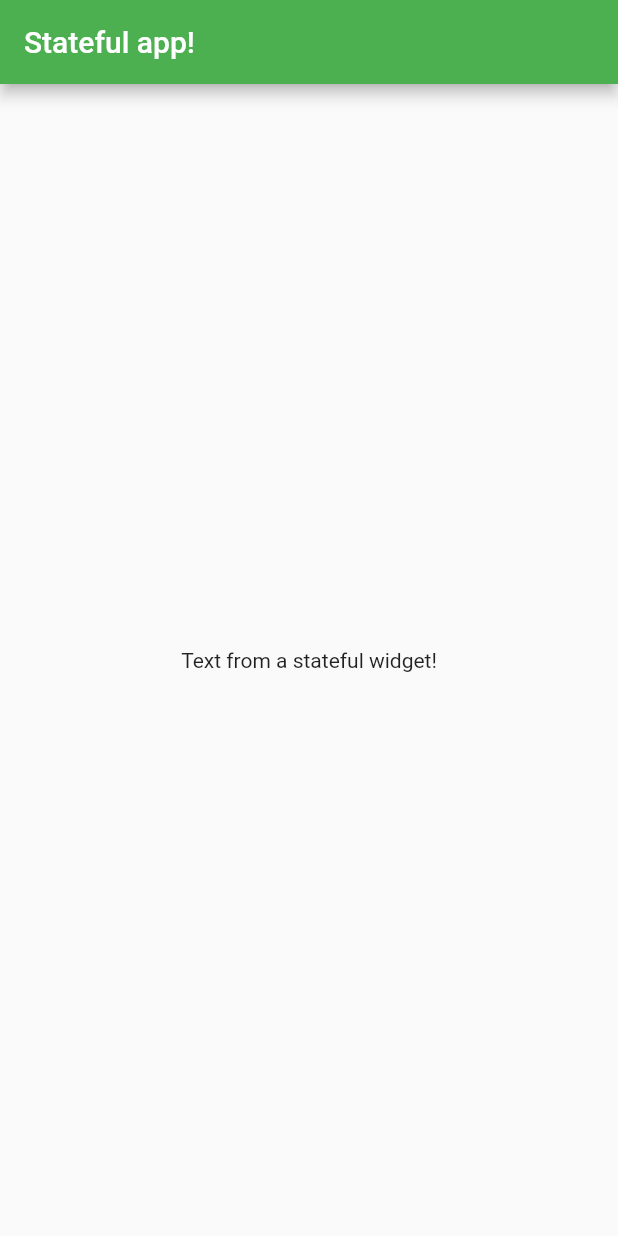
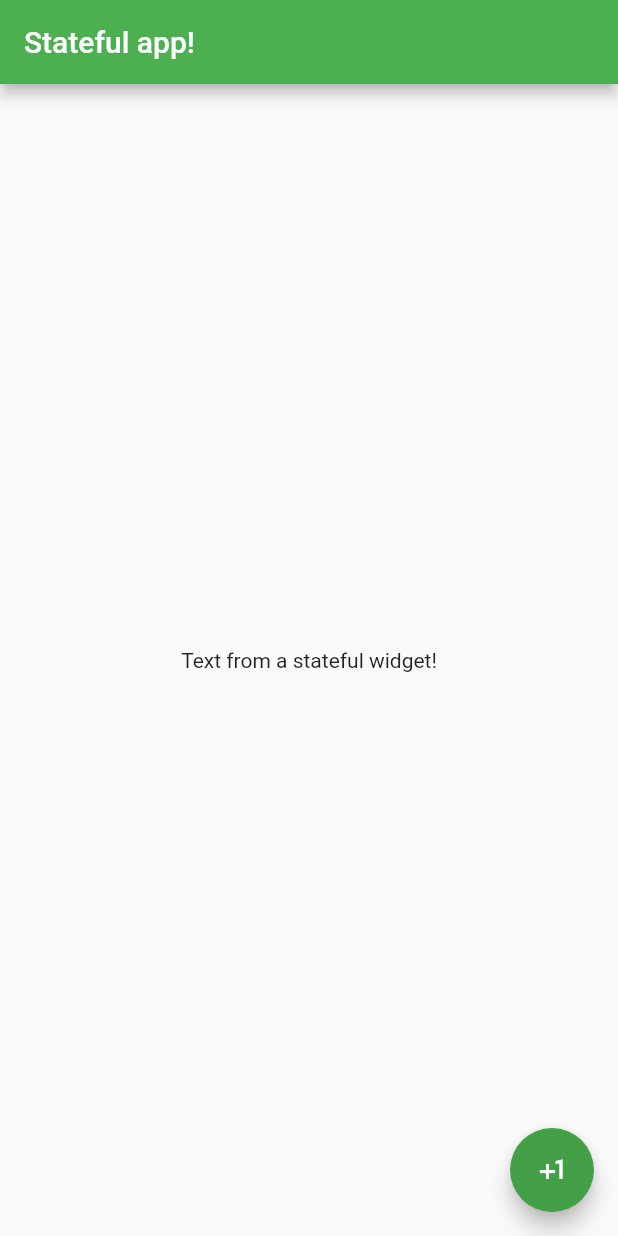
Before and after one commit to prp-e/simple_app, a Flutter app: the screen it shows after launch, on a phone screen of 412 x 824 dp. Run offline on Flutter 3.47's test engine with Material 2 defaults, Android fonts, the phone set to English and light mode, and no system bars.

Commit message:
Added a floating action button to the mix

```diff
--- a/lib/main.dart
+++ b/lib/main.dart
@@ -21,8 +21,23 @@ class HomePage extends StatefulWidget {
 }
 
 class _HomePage extends State<HomePage> {
+  int count = 0;
+
+  void _increase_counter() {
+    setState(() {
+      count++;
+    });
+  }
+
   Widget build(BuildContext context) {
     return Scaffold(
+      floatingActionButton: FloatingActionButton(
+        onPressed: () {
+          _increase_counter();
+        },
+        backgroundColor: Colors.green[600],
+        child: Icon(Icons.plus_one),
+      ),
       appBar: AppBar(title: Text("Stateful app!")),
       body: Center(
         child: Text("Text from a stateful widget!"),
```
